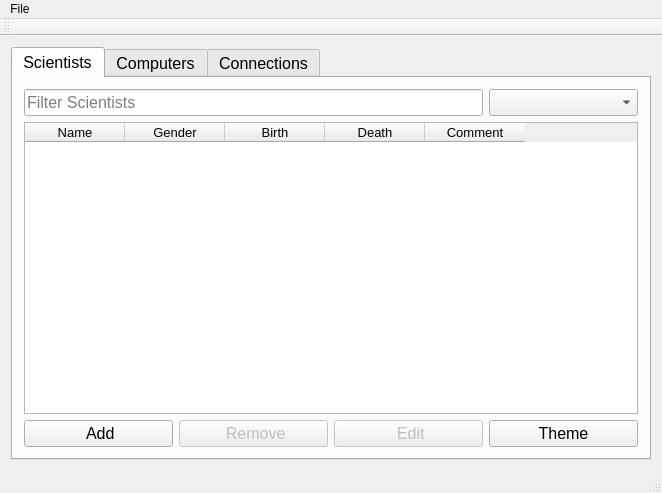
This is mainwindow.ui in ManiSigt/Verklegt-nams as Qt 5 draws it before an edit. The edited form follows.
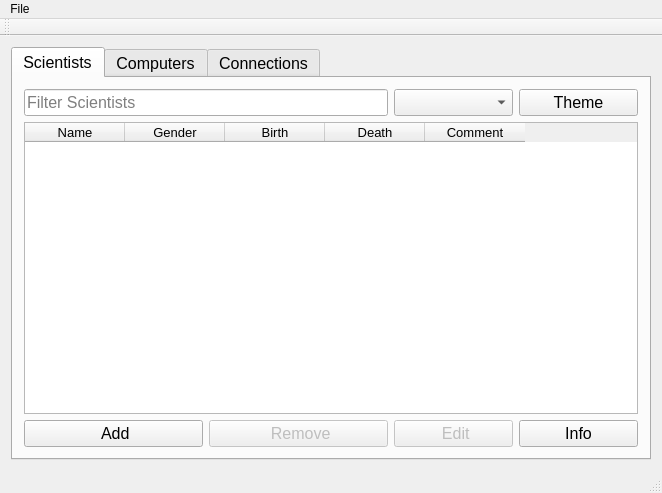
This is the edited form. The open tabs and pages were chosen to show the change. Icons and pictures are not drawn.

Commit message: info að koma aftur

The edit to the form file:
```diff
--- a/mainwindow.ui
+++ b/mainwindow.ui
@@ -37,7 +37,14 @@
         <string>Scientists</string>
        </attribute>
        <layout class="QGridLayout" name="gridLayout">
-        <item row="3" column="0" colspan="4">
+        <item row="5" column="0">
+         <widget class="QPushButton" name="button_scientist_add">
+          <property name="text">
+           <string> Add</string>
+          </property>
+         </widget>
+        </item>
+        <item row="4" column="0" colspan="4">
          <widget class="QTableWidget" name="table_scientist">
           <property name="font">
            <font>
@@ -80,14 +87,7 @@
           </column>
          </widget>
         </item>
-        <item row="4" column="0">
-         <widget class="QPushButton" name="button_scientist_add">
-          <property name="text">
-           <string> Add</string>
-          </property>
-         </widget>
-        </item>
-        <item row="4" column="1">
+        <item row="5" column="1">
          <widget class="QPushButton" name="button_scientist_remove">
           <property name="enabled">
            <bool>false</bool>
@@ -97,27 +97,7 @@
           </property>
          </widget>
         </item>
-        <item row="4" column="2">
-         <widget class="QPushButton" name="button_scientist_edit">
-          <property name="enabled">
-           <bool>false</bool>
-          </property>
-          <property name="text">
-           <string> Edit</string>
-          </property>
-         </widget>
-        </item>
-        <item row="4" column="3">
-         <widget class="QPushButton" name="button_scientist_theme">
-          <property name="text">
-           <string>Theme</string>
-          </property>
-         </widget>
-        </item>
-        <item row="1" column="3">
-         <widget class="QComboBox" name="dropdown_scientist"/>
-        </item>
-        <item row="1" column="0" colspan="3">
+        <item row="2" column="0" colspan="2">
          <widget class="QLineEdit" name="input_scientist">
           <property name="minimumSize">
            <size>
@@ -130,6 +110,33 @@
           </property>
          </widget>
         </item>
+        <item row="2" column="2">
+         <widget class="QComboBox" name="dropdown_scientist"/>
+        </item>
+        <item row="2" column="3">
+         <widget class="QPushButton" name="button_scientist_theme">
+          <property name="text">
+           <string>Theme</string>
+          </property>
+         </widget>
+        </item>
+        <item row="5" column="2">
+         <widget class="QPushButton" name="button_scientist_edit">
+          <property name="enabled">
+           <bool>false</bool>
+          </property>
+          <property name="text">
+           <string> Edit</string>
+          </property>
+         </widget>
+        </item>
+        <item row="5" column="3">
+         <widget class="QPushButton" name="button_scientist_info">
+          <property name="text">
+           <string>Info</string>
+          </property>
+         </widget>
+        </item>
        </layout>
       </widget>
       <widget class="QWidget" name="tab_2">
```
Left out of the diff: 57 changed lines with no effect on the pictures. The commit also changes 11 other files.
